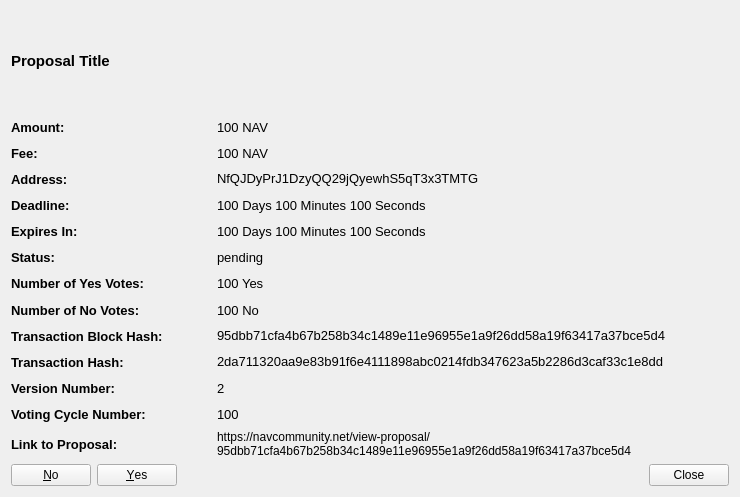
Before: the Qt Designer form src/qt/forms/communityfunddisplaydetailed.ui in navcoin/navcoin-core, drawn with Qt 5.
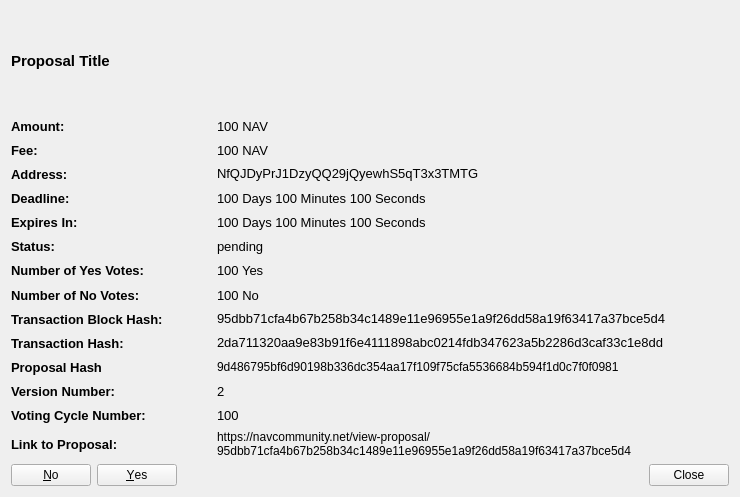
After: the same form once the commit is applied.

Commit message: added hash to detailedproposal dialog, started validation function for communityfundcreatepaymentrequest.ui

```diff
--- a/src/qt/forms/communityfunddisplaydetailed.ui
+++ b/src/qt/forms/communityfunddisplaydetailed.ui
@@ -501,6 +501,55 @@
        </item>
       </layout>
      </item>
+     <item>
+      <layout class="QHBoxLayout" name="horizontalLayout">
+       <property name="topMargin">
+        <number>0</number>
+       </property>
+       <item>
+        <widget class="QLabel" name="labelProposalHashTitle">
+         <property name="sizePolicy">
+          <sizepolicy hsizetype="Minimum" vsizetype="Preferred">
+           <horstretch>0</horstretch>
+           <verstretch>0</verstretch>
+          </sizepolicy>
+         </property>
+         <property name="minimumSize">
+          <size>
+           <width>200</width>
+           <height>0</height>
+          </size>
+         </property>
+         <property name="maximumSize">
+          <size>
+           <width>200</width>
+           <height>16777215</height>
+          </size>
+         </property>
+         <property name="font">
+          <font>
+           <pointsize>10</pointsize>
+           <weight>75</weight>
+           <bold>true</bold>
+          </font>
+         </property>
+         <property name="text">
+          <string>Proposal Hash</string>
+         </property>
+        </widget>
+       </item>
+       <item>
+        <widget class="QLabel" name="labelProposalHash">
+         <property name="text">
+          <string>9d486795bf6d90198b336dc354aa17f109f75cfa5536684b594f1d0c7f0f0981</string>
+         </property>
+         <property name="textInteractionFlags">
+          <set>Qt::LinksAccessibleByMouse|Qt::TextSelectableByKeyboard|Qt::TextSelectableByMouse</set>
+         </property>
+        </widget>
+       </item>
+      </layout>
+     </item>
      <item>
       <layout class="QHBoxLayout" name="horizontalLayoutVersionNumber">
        <item>
```
The commit also changes 3 other files.
